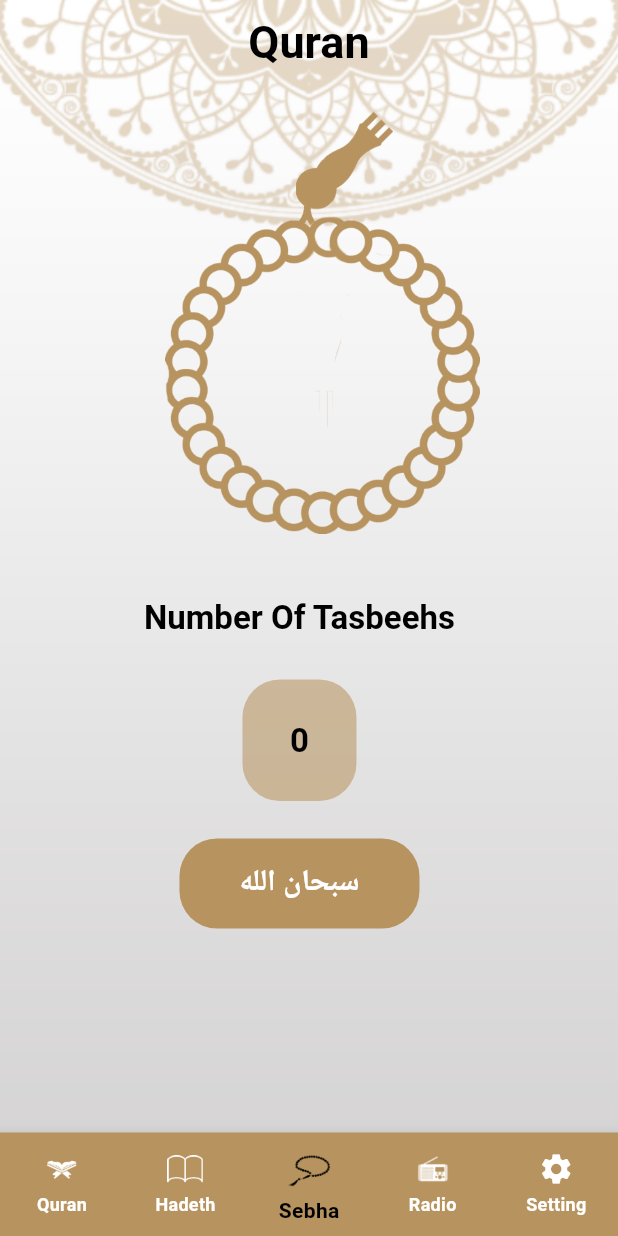
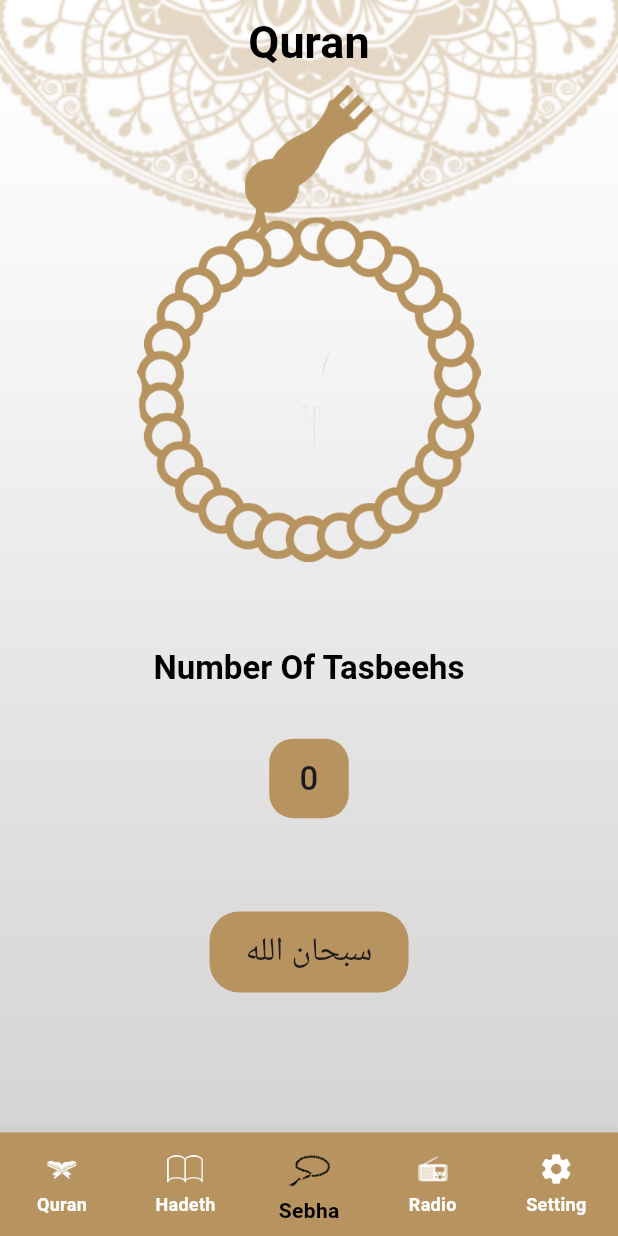
Before and after one commit to MohamedAElkhateeb/quran_app, a Flutter app: the screen it shows after launch, item 3 of the bottom bar chosen, on a phone screen of 412 x 824 dp. Run offline on Flutter 3.47's test engine with Material 3 defaults, Android fonts, the phone set to English and light mode, and no system bars; our stand-ins replace shared_preferences; generated files the repository leaves out were written again.

Commit message:
+finish app

```diff
--- a/lib/config/theme/my_theme.dart
+++ b/lib/config/theme/my_theme.dart
@@ -4,6 +4,8 @@ import 'package:quran_app/core/colors_manger.dart';
 class MyTheme {
   static bool isDarkEnabled = true;
   static ThemeData lightTheme = ThemeData(
+    indicatorColor: ColorsManger.lightPrimary,
+    cardColor: ColorsManger.lightPrimary,
     bottomSheetTheme: const BottomSheetThemeData(
       backgroundColor: ColorsManger.lightPrimary,
       shape: RoundedRectangleBorder(
@@ -32,6 +34,7 @@ class MyTheme {
     appBarTheme: const AppBarTheme(
       backgroundColor: Colors.transparent,
       centerTitle: true,
+
       titleTextStyle: TextStyle(
         fontWeight: FontWeight.w600,
         color: Colors.black,
@@ -40,6 +43,8 @@ class MyTheme {
     ),
     dividerColor: ColorsManger.lightPrimary,
     textTheme: const TextTheme(
+      labelLarge:TextStyle(
+          fontSize: 21, fontWeight: FontWeight.w500, color: Colors.white),
       labelSmall: TextStyle(
         fontSize: 22,
         color: Colors.black,
@@ -61,6 +66,8 @@ class MyTheme {
     ),
   );
   static ThemeData darkTheme = ThemeData(
+
+    cardColor: ColorsManger.darkPrimary,
     indicatorColor: ColorsManger.yellow,
     primaryColor: ColorsManger.darkPrimary,
     appBarTheme: const AppBarTheme(
@@ -96,6 +103,8 @@ class MyTheme {
     ),
     dividerColor: ColorsManger.yellow,
     textTheme: const TextTheme(
+      labelLarge:TextStyle(
+          fontSize: 21, fontWeight: FontWeight.w500, color: Colors.black),
         labelMedium: TextStyle(
             fontSize: 21, fontWeight: FontWeight.w500, color: Colors.white),
         titleMedium: TextStyle(
--- a/lib/core/assets_manger.dart
+++ b/lib/core/assets_manger.dart
@@ -1,6 +1,7 @@
 class AssetsManger{
   static const String base = 'assets/images/';
   static const String lightSplash = '${base}splash.png';
+  static const String darkSplash = '${base}splash – 1@3x.png';
   static const String lightMainBg = '${base}default_bg.png';
   static const String darkMainBg = '${base}dark_bg@2x.png';
   static const String quranIcon = '${base}icon_quran.png';
@@ -9,6 +10,8 @@ class AssetsManger{
   static const String radioIcon = '${base}icon_radio.png';
   static const String quranHeaderImage = '${base}qur2an_screen_logo.png';
   static const String sebhaHeadLogo = '${base}head_sebha_logo@2x.png';
+  static const String sebhaHeadLogoDark = '${base}head_sebha_dark@2x.png';
   static const String sebhaBodyLogo = '${base}body_sebha_logo@2x.png';
+  static const String sebhaBodyLogoDark = '${base}body_sebha_dark@2x.png';
   static const String hadithHeaderImage = '${base}hadeth_logo@2x.png';
 }
--- a/lib/main.dart
+++ b/lib/main.dart
@@ -5,6 +5,6 @@ import 'my_app/my_app.dart';
 
 void main() {
   runApp(ChangeNotifierProvider(
-      create: (context) =>SettingProvider() ,
+      create: (context) =>SettingProvider()..getTheme()..getLang() ,
       child: const MyApp()));
 }
--- a/lib/presentation/home/home_screen.dart
+++ b/lib/presentation/home/home_screen.dart
@@ -10,7 +10,7 @@ import 'package:quran_app/presentation/home/tabs/sebha_tab/sebha_tab.dart';
 import 'package:quran_app/presentation/home/tabs/setting_tab/setting_tab.dart';
 import 'package:quran_app/providers/hadith_provider.dart';
 import 'package:quran_app/providers/settings_providers.dart';
-
+import 'package:flutter_gen/gen_l10n/app_localizations.dart';
 class HomeScreen extends StatefulWidget {
   HomeScreen({super.key});
 
@@ -35,6 +35,7 @@ class _HomeScreenState extends State<HomeScreen> {
   @override
   Widget build(BuildContext context) {
     var myProvider = Provider.of<SettingProvider>(context);
+
     return Stack(
       children: [
         Image.asset( myProvider.isLightTheme()
@@ -47,7 +48,7 @@ class _HomeScreenState extends State<HomeScreen> {
         ),
         Scaffold(
           appBar: AppBar(
-            title: const Text(StringsManger.appTitle),
+            title:  Text(AppLocalizations.of(context)!.appTitle),
           ),
           bottomNavigationBar: BottomNavigationBar(
             currentIndex: selectedIndex,
--- a/lib/presentation/home/tabs/sebha_tab/sebha_tab.dart
+++ b/lib/presentation/home/tabs/sebha_tab/sebha_tab.dart
@@ -1,7 +1,8 @@
 import 'package:flutter/material.dart';
+import 'package:flutter_gen/gen_l10n/app_localizations.dart';
+import 'package:provider/provider.dart';
 import 'package:quran_app/core/assets_manger.dart';
-import 'package:quran_app/core/colors_manger.dart';
-
+import 'package:quran_app/providers/settings_providers.dart';
 
 class SebhaTab extends StatefulWidget {
   SebhaTab({super.key});
@@ -23,70 +24,90 @@ class _SebhaTabState extends State<SebhaTab> {
 
   @override
   Widget build(BuildContext context) {
-    return Stack(
+    var myProvider = Provider.of<SettingProvider>(context);
+    return Center(
+      child: Column(
         children: [
-        Positioned(
-            top: 15,
-            right: 150,
-            child: Image.asset(
-              AssetsManger.sebhaHeadLogo,
-              height: 100,
-              width: 65,
-            )),
+          Expanded(
+            flex: 11,
+            child: Stack(
+              clipBehavior: Clip.none,
+              alignment: Alignment.topCenter,
+              children: [
+                Image.asset(
+                  myProvider.isLightTheme()
+                      ? AssetsManger.sebhaHeadLogo
+                      : AssetsManger.sebhaHeadLogoDark,
+                  height: MediaQuery.of(context).size.height * .15,
+                ),
                 Positioned(
                   top: 88,
-            right: 90,
                   child: Transform.rotate(
                     angle: rotationAngle,
                     child: Image.asset(
-                AssetsManger.sebhaBodyLogo,
-                height: 212,
-                width: 214,
+                      height: MediaQuery.of(context).size.height * .28,
+                      myProvider.isLightTheme()
+                          ? AssetsManger.sebhaBodyLogo
+                          : AssetsManger.sebhaBodyLogoDark,
                     ),
-            )),
-        Positioned(
-          top: 340,
-          left: 96,
-          child: Column(
-            children: [
-              Text('Number Of Tasbeehs',
+                  ),
+                ),
+              ],
+            ),
+          ),
+          const Spacer(
+            flex: 1,
+          ),
+          Text(AppLocalizations.of(context)!.tsbehNumber,
               style: Theme.of(context).textTheme.labelSmall),
-              const SizedBox(
-                height: 25,
+          const Spacer(
+            flex: 1,
           ),
-              Container(
+          IntrinsicWidth(
+            child: Container(
               alignment: Alignment.center,
-                height: 81,
-                width: 76,
+              padding: const EdgeInsets.symmetric(
+                horizontal: 20,
+                vertical: 12,
+              ),
               decoration: BoxDecoration(
-                  color: ColorsManger.lightPrimary.withOpacity(.57),
-                  borderRadius: BorderRadius.circular(25),
+                color: Theme.of(context).primaryColor,
+                borderRadius: BorderRadius.circular(16),
               ),
               child: Text(
                 '$counter',
-                  style: TextStyle(fontSize: 22, color: Colors.black),
+                style: Theme.of(context).textTheme.labelMedium,
               ),
             ),
-              const SizedBox(
-                height: 25,
+          ),
+          const Spacer(
+            flex: 2,
           ),
           InkWell(
             onTap: tasbeehCount,
+            child: IntrinsicWidth(
               child: Container(
+                padding: const EdgeInsets.symmetric(
+                  horizontal: 24,
+                  vertical: 12,
+                ),
                 alignment: Alignment.center,
-                  width: 160,
-                  height: 60,
                 decoration: BoxDecoration(
-                    color: ColorsManger.lightPrimary,
-                    borderRadius: BorderRadius.circular(25),
+                  color: Theme.of(context).dividerColor,
+                  borderRadius: BorderRadius.circular(20),
                 ),
-                  child: Text(tsabeeh[tasbeehIndex]),
+                child: Text(
+                  tsabeeh[tasbeehIndex],
+                  style: Theme.of(context).textTheme.labelMedium,
                 ),
-              )
+              ),
+            ),
+          ),
+          const Spacer(
+            flex: 3,
+          ),
         ],
       ),
-        )
-      ],
     );
   }
 
--- a/pubspec.yaml
+++ b/pubspec.yaml
@@ -39,6 +39,7 @@ dependencies:
     sdk: flutter
   intl: any
   provider: ^6.1.2
+  shared_preferences: ^2.3.2
 
 dev_dependencies:
   flutter_test:
```
Also changed, not shown: lib/presentation/home/screens/splash/splash_screen.dart (+15 -4 lines), lib/presentation/home/tabs/quran_tab/widgets/quran_tab_header_widget.dart (+6 -4 lines), lib/providers/settings_providers.dart (+41 -0 lines), assets/images/body_sebha_dark@2x.png (added), assets/images/head_sebha_dark@2x.png (added), assets/images/splash – 1@3x.png (added), pubspec.lock, 1 other file. Lines whose indentation alone changed are shown as unchanged.
